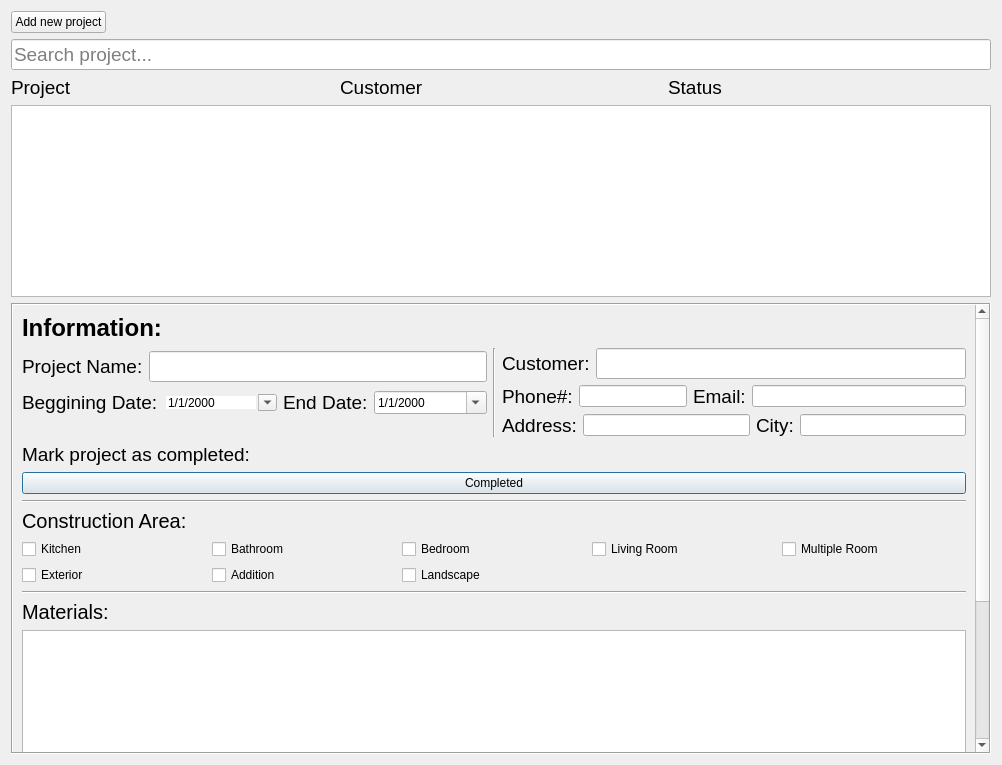
Before: the Qt Designer form app/ui/projectWIdget.ui in viana-vitor/Handie, drawn with Qt 5.
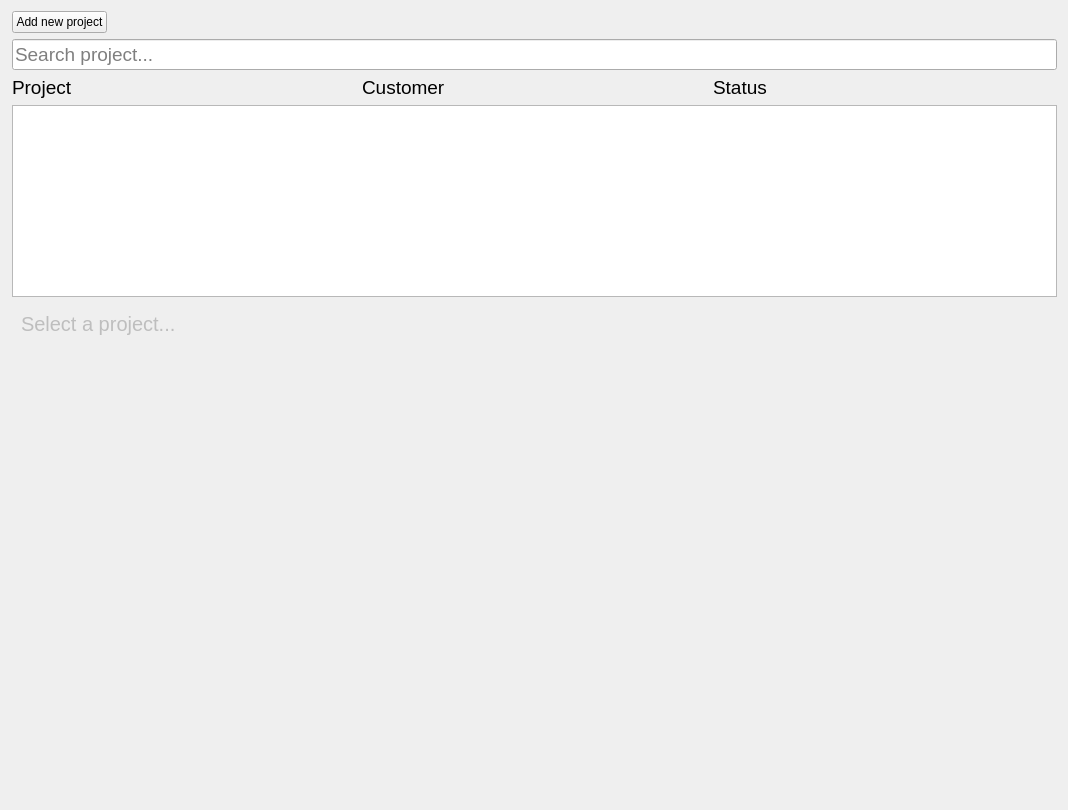
After: the same form once the commit is applied.

Commit message: changed styles/ added stacked widget to project page

Diff of the .ui file:
```diff
--- a/app/ui/projectWIdget.ui
+++ b/app/ui/projectWIdget.ui
@@ -6,14 +6,17 @@
    <rect>
     <x>0</x>
     <y>0</y>
-    <width>1002</width>
-    <height>765</height>
+    <width>1068</width>
+    <height>810</height>
    </rect>
   </property>
   <property name="windowTitle">
    <string>Form</string>
   </property>
-  <layout class="QVBoxLayout" name="verticalLayout_6">
+  <layout class="QVBoxLayout" name="verticalLayout_7">
+   <property name="leftMargin">
+    <number>12</number>
+   </property>
    <item>
     <layout class="QHBoxLayout" name="horizontalLayout">
      <item>
@@ -123,6 +126,10 @@
     show-decoration-selected: 1; /* make the selection span the entire width of the view */
 }
 
+QListWidget::item {
+	border-bottom: 1px dashed black;
+}
+
 QListWidget::item:alternate {
     background: #EEEEEE;
 }
@@ -151,6 +158,25 @@
     </layout>
    </item>
    <item>
+    <widget class="QStackedWidget" name="stackedWidget">
+     <property name="currentIndex">
+      <number>1</number>
+     </property>
+     <widget class="QWidget" name="page">
+      <layout class="QVBoxLayout" name="verticalLayout_6">
+       <property name="leftMargin">
+        <number>0</number>
+       </property>
+       <property name="topMargin">
+        <number>0</number>
+       </property>
+       <property name="rightMargin">
+        <number>0</number>
+       </property>
+       <property name="bottomMargin">
+        <number>0</number>
+       </property>
+       <item>
     <widget class="QScrollArea" name="scrollArea">
      <property name="sizePolicy">
       <sizepolicy hsizetype="Expanding" vsizetype="Expanding">
@@ -177,8 +203,8 @@
       <property name="geometry">
        <rect>
         <x>0</x>
-        <y>-123</y>
-        <width>959</width>
+            <y>-236</y>
+            <width>1025</width>
         <height>712</height>
        </rect>
       </property>
@@ -731,6 +757,42 @@
           </widget>
          </item>
         </layout>
+           </item>
+          </layout>
+         </widget>
+        </widget>
+       </item>
+      </layout>
+     </widget>
+     <widget class="QWidget" name="page_2">
+      <layout class="QVBoxLayout" name="verticalLayout_8">
+       <item>
+        <widget class="QLabel" name="label_16">
+         <property name="enabled">
+          <bool>false</bool>
+         </property>
+         <property name="font">
+          <font>
+           <pointsize>15</pointsize>
+          </font>
+         </property>
+         <property name="text">
+          <string>Select a project...</string>
+         </property>
+        </widget>
+       </item>
+       <item>
+        <spacer name="verticalSpacer">
+         <property name="orientation">
+          <enum>Qt::Vertical</enum>
+         </property>
+         <property name="sizeHint" stdset="0">
+          <size>
+           <width>20</width>
+           <height>427</height>
+          </size>
+         </property>
+        </spacer>
        </item>
       </layout>
      </widget>
```
Lines whose indentation alone changed are shown as unchanged. The commit also changes 7 other files.
